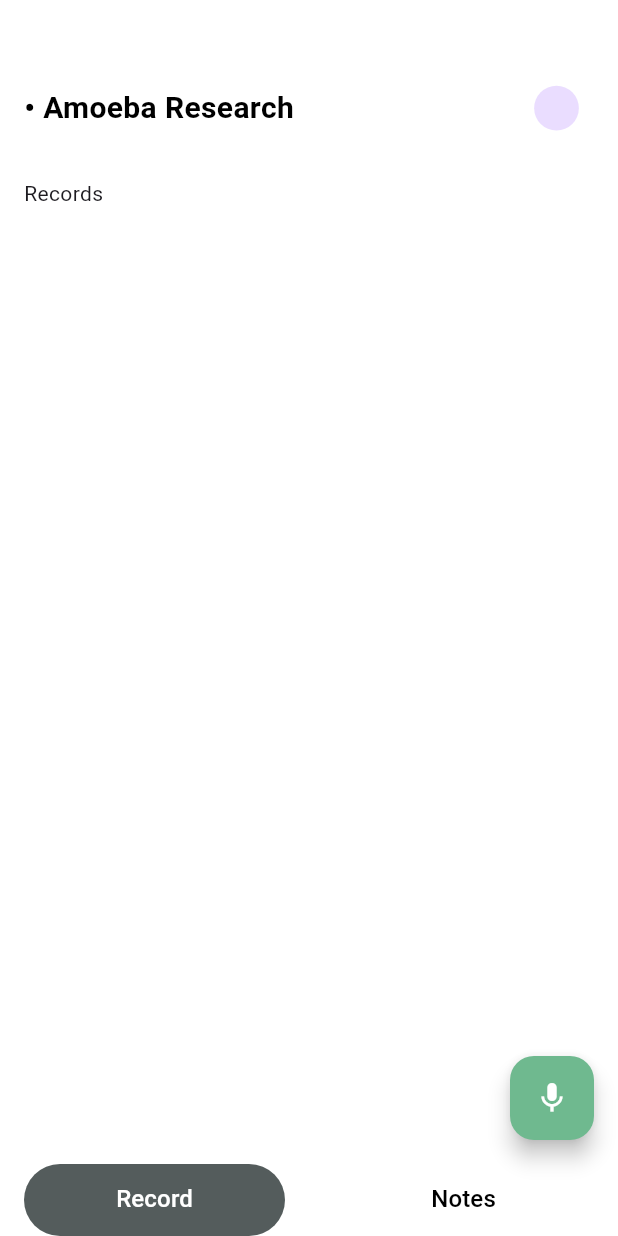
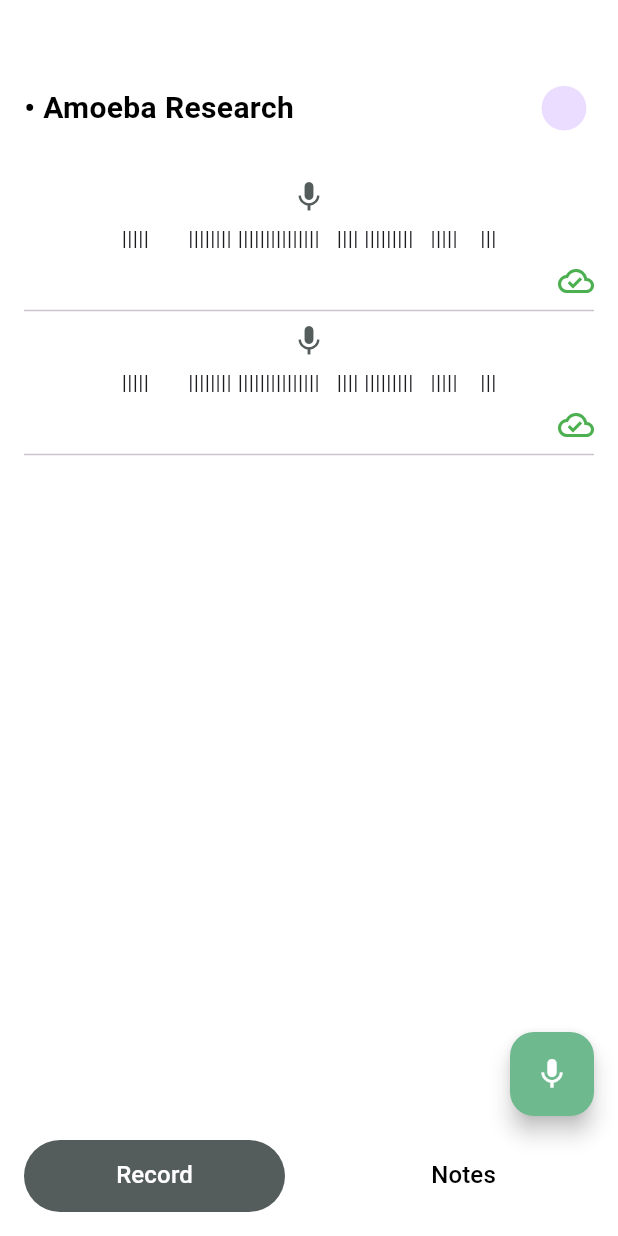
Before and after one commit to agam1092005/Pi, a Flutter app: the HomePage screen opened directly, on a phone screen of 412 x 824 dp. Run offline on Flutter 3.47's test engine with Material 3 defaults, Android fonts, the phone set to English and light mode, and no system bars; our stand-ins replace animated_text_kit, firebase_auth, firebase_core, google_sign_in, rive; accounts and stored records are empty; Roboto replaces fonts that are missing (DMSans).

```diff
--- /dev/null
+++ b/lib/Pages/Records.dart
@@ -0,0 +1,51 @@
+// ignore_for_file: file_names
+
+import 'package:flutter/material.dart';
+import 'package:lablogic/AdditionalFiles/constants.dart';
+
+class Records extends StatefulWidget {
+  const Records({super.key});
+
+  @override
+  State<Records> createState() => _RecordsState();
+}
+
+class _RecordsState extends State<Records> {
+  @override
+  Widget build(BuildContext context) {
+    return ListView.builder(
+        itemCount: 2,
+        itemBuilder: (BuildContext context, int index) {
+          return Column(
+            children: [
+              Container(
+                color: Colors.white,
+                height: 80,
+                width: double.maxFinite,
+                child: const Column(
+                  mainAxisAlignment: MainAxisAlignment.spaceBetween,
+                  children: [
+                    Center(
+                      child: Icon(
+                        Icons.mic,
+                        color: secondaryColor,
+                      ),
+                    ),
+                    Text(
+                        "|||||       |||||||| |||||||||||||||   |||| |||||||||   |||||    |||"),
+                    Align(
+                      alignment: Alignment.bottomRight,
+                      child: Icon(
+                        Icons.cloud_done_outlined,
+                        color: Colors.green,
+                      ),
+                    ),
+                  ],
+                ),
+              ),
+              const Divider(),
+            ],
+          );
+        });
+  }
+}
```
Also changed, not shown: lib/AdditionalFiles/DraggableSheet.dart (deleted, +0 -86 lines), lib/Pages/HomePage.dart (+104 -12 lines), lib/Pages/Notebooks.dart (deleted, +0 -52 lines), lib/Pages/Notes.dart (added), 5 other files.
